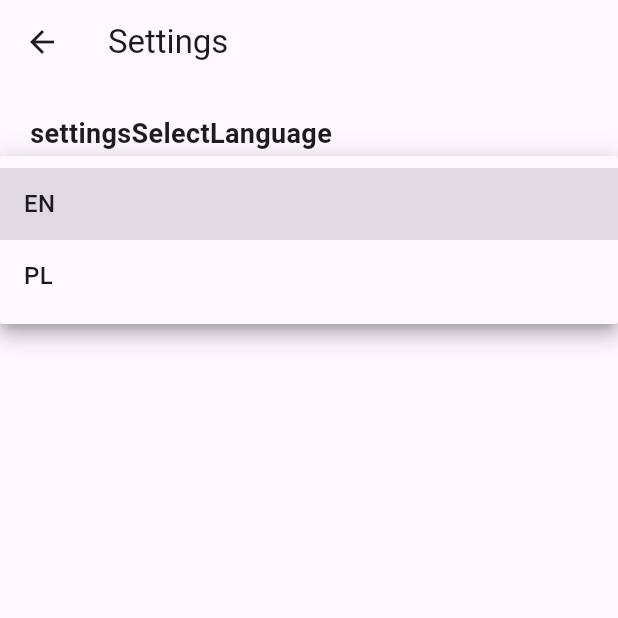
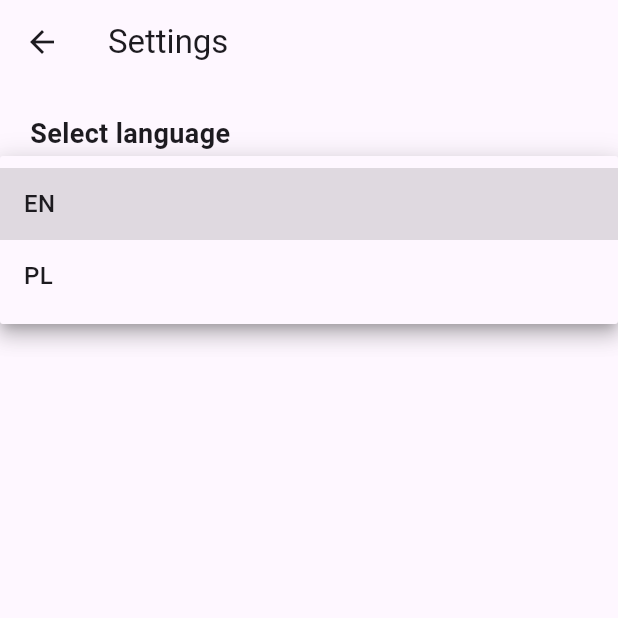
Before and after one commit to MaksymilianMazurkiewicz/kn_solvro_drinks, a Flutter app: the SettingsPage screen opened directly with empty values, after a tap on "EN", on a phone screen of 412 x 824 dp, the top half of it. Run offline on Flutter 3.47's test engine with Material 3 defaults, Android fonts, the phone set to English and light mode, and no system bars; our stand-ins replace get_it, infinite_scroll_pagination, shared_preferences; accounts and stored records are empty; network calls fail.

Commit message:
feat: lang

```diff
--- a/src/mobile/drinks/lib/l10n/app_localizations_en.dart
+++ b/src/mobile/drinks/lib/l10n/app_localizations_en.dart
@@ -1,8 +1,18 @@
 const Map<String, String> localizedStringsEn = {
   'drinktTitle': 'Drinks',
-  'noDrinks': 'No drinks available',
-  'everyDrinkListed': 'All drinks displayed',
+  'noDrinks': 'No drink data available',
+  'everyDrinkListed': 'Display all data',
   'searchDrink': 'Search drinks by name',
+  'instruction': 'Instruction',
+  'alcoholic': 'Alcoholic drink',
+  'non-alcoholic': 'Non-alcoholic drink',
+  'ceatedAt': 'Created at: ',
+  'updatedAt': 'Updated at: ',
+  'ingredients': 'Ingredients',
+  'noName': 'No name',
+  'measure': 'Measure',
+  'percentage': 'Alcohol percentage',
 
-  'settingsTitle': 'Settings'
+  'settingsTitle': 'Settings',
+  'settingsSelectLanguage': 'Select language'
 };
--- a/src/mobile/drinks/lib/l10n/app_localizations_pl.dart
+++ b/src/mobile/drinks/lib/l10n/app_localizations_pl.dart
@@ -8,6 +8,10 @@ const Map<String, String> localizedStringsPl = {
   'non-alcoholic': 'Napój bez alkocholowy',
   'ceatedAt': 'Utworzono: ',
   'updatedAt': 'Zakualizowano: ',
+  'ingredients': 'Składniki',
+  'noName': 'Bez nazwy',
+  'measure': 'Miara',
+  'percentage': 'Procenty alkocholu',
 
   'settingsTitle': 'Ustawienia',
   'settingsSelectLanguage': 'Wybierz język'
```
Also changed, not shown: src/mobile/drinks/lib/screens/drink_details.dart (+4 -4 lines), 4 other files.
